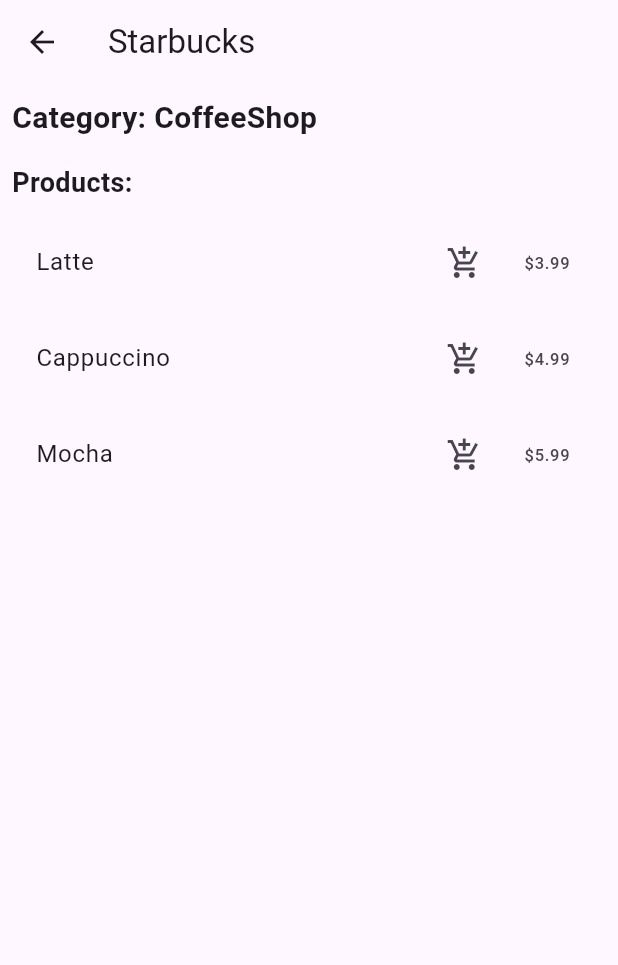
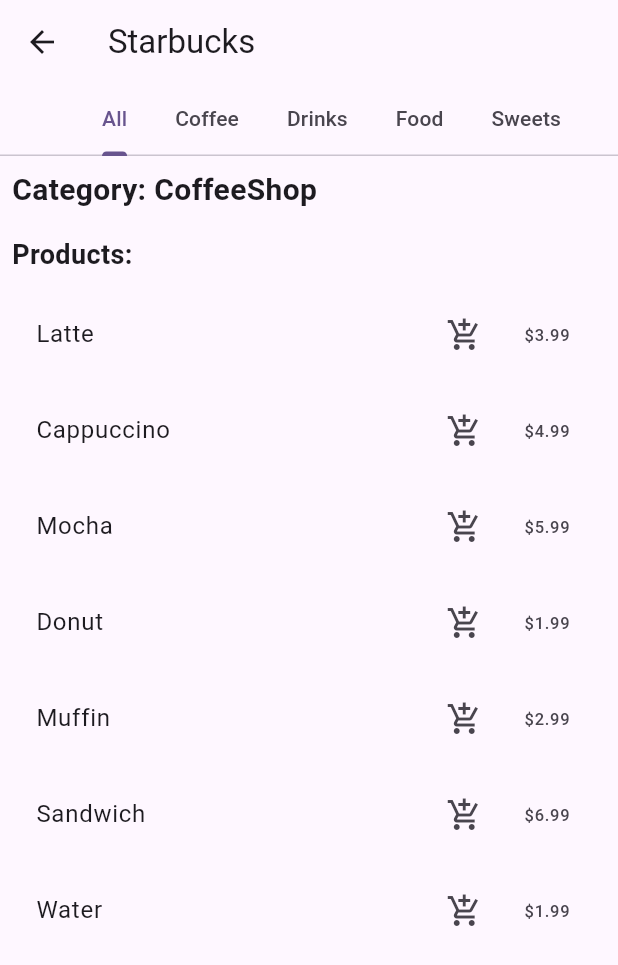
Before and after one commit to Oana-Florentina/DART, a Flutter app: the screen it shows after launch, after a tap on the "delete" icon, after a tap on "Starbucks", on a phone screen of 412 x 824 dp. Shown: the top 965 px of the screen. Run offline on Flutter 3.47's test engine with Material 3 defaults, Android fonts, the phone set to English and light mode, and no system bars.

Commit message:
added tabs

```diff
--- a/tazz_app/lib/domain/category.dart
+++ b/tazz_app/lib/domain/category.dart
@@ -1 +1,2 @@
 enum Category { FastFood, CoffeeShop, PizzaPlace, MexicanFood }
+enum FoodCategory { Sweets, Drinks, Coffee, Food }
--- a/tazz_app/lib/domain/product.dart
+++ b/tazz_app/lib/domain/product.dart
@@ -4,9 +4,11 @@ import 'package:tazz_app/domain/category.dart';
 class Product {
   Product({
     required this.name,
-    required this.price
+    required this.price,
+    required this.category
   });
 
   final String name;
   final double price;
+  final FoodCategory category;
 }
--- a/tazz_app/lib/domain/restaurant.dart
+++ b/tazz_app/lib/domain/restaurant.dart
@@ -6,12 +6,16 @@ class Restaurant {
   Restaurant({
     required this.name,
     required this.category,
-    required this.products
+    required this.products,
+    required this.details,
+    required this.thumbnail,
   });
 
   final String name;
   final Category category;
   final List<Product> products;
+  final String details;
+  final String thumbnail;
 
   bool isFavorite = false;
 }
--- a/tazz_app/lib/ui/pages/home.dart
+++ b/tazz_app/lib/ui/pages/home.dart
@@ -25,40 +25,60 @@ class _HomePageState extends State<HomePage> {
 
   final List<Restaurant> _restaurants = <Restaurant>[
     Restaurant(name: 'KFC', category: Category.FastFood, products: [
-      Product(name: 'Chicken Wings', price: 5.99),
-      Product(name: 'Chicken Sandwich', price: 4.99),
-      Product(name: 'Fries', price: 2.99),
-    ]),
+      Product(name: 'Chicken Wings', price: 5.99, category: FoodCategory.Food),
+      Product(name: 'Chicken Sandwich', price: 4.99, category: FoodCategory.Food),
+      Product(name: 'Fries', price: 2.99, category: FoodCategory.Food),
+      Product(name: 'Water', price: 1.99, category: FoodCategory.Drinks),
+      Product(name: 'Soda', price: 1.99, category: FoodCategory.Drinks),
+      Product(name: 'ice cream', price: 1.99, category: FoodCategory.Sweets),
+      Product(name: 'Cappuccino', price: 4.99, category: FoodCategory.Coffee),
+    ], details: 'KFC is a fast food restaurant chain that specializes in fried chicken.', thumbnail: 'https://media.istockphoto.com/id/1350382805/ro/fotografie/farfurie-crocant%C4%83-de-pui-pr%C4%83jit%C4%83-delicios-de-pui-pr%C4%83jit-crocant-de-cas%C4%83-crocante-pui.jpg?s=2048x2048&w=is&k=20&c=pUNEsSs8CF1VC5ReppjNFuEKjqdPfvE3PeE9QILScF4='),
     Restaurant(name: 'Starbucks', category: Category.CoffeeShop, products: [
-      Product(name: 'Latte', price: 3.99),
-      Product(name: 'Cappuccino', price: 4.99),
-      Product(name: 'Mocha', price: 5.99),
-    ]),
+      Product(name: 'Latte', price: 3.99, category: FoodCategory.Coffee),
+      Product(name: 'Cappuccino', price: 4.99, category: FoodCategory.Coffee),
+      Product(name: 'Mocha', price: 5.99, category: FoodCategory.Coffee),
+      Product(name: 'Donut', price: 1.99, category: FoodCategory.Sweets),
+      Product(name: 'Muffin', price: 2.99, category: FoodCategory.Sweets),
+      Product(name: 'Sandwich', price: 6.99, category: FoodCategory.Food),
+      Product(name: 'Water', price: 1.99, category: FoodCategory.Drinks),
+    ], details: 'Starbucks is a coffee shop chain that offers a variety of coffee drinks and snacks.', thumbnail: 'https://cdn.pixabay.com/photo/2015/04/02/04/12/starbucks-703314_1280.jpg'),
     Restaurant(name: 'Pizza Hut', category: Category.PizzaPlace, products: [
-      Product(name: 'Pepperoni Pizza', price: 9.99),
-      Product(name: 'Cheese Pizza', price: 8.99),
-      Product(name: 'Veggie Pizza', price: 10.99),
-    ]),
+      Product(name: 'Pepperoni Pizza', price: 9.99, category: FoodCategory.Food),
+      Product(name: 'Cheese Pizza', price: 8.99, category: FoodCategory.Food),
+      Product(name: 'Veggie Pizza', price: 10.99, category: FoodCategory.Food),
+      Product(name: 'Sandwich', price: 6.99, category: FoodCategory.Food),
+      Product(name: 'Water', price: 1.99, category: FoodCategory.Drinks),
+      Product(name: 'Cappuccino', price: 4.99, category: FoodCategory.Coffee),
+    ], details: 'Pizza Hut is a pizza restaurant chain that offers a variety of pizzas and other food items.', thumbnail: 'https://cdn.pixabay.com/photo/2017/12/09/08/18/pizza-3007395_960_720.jpg'),
     Restaurant(name: 'Chipotle', category: Category.MexicanFood, products: [
-      Product(name: 'Burrito', price: 7.99),
-      Product(name: 'Taco', price: 2.99),
-      Product(name: 'Bowl', price: 8.99),
-    ]),
+      Product(name: 'Burrito', price: 7.99, category: FoodCategory.Food),
+      Product(name: 'Taco', price: 2.99, category: FoodCategory.Food),
+      Product(name: 'Bowl', price: 8.99, category: FoodCategory.Food),
+      Product(name: 'Cappuccino', price: 4.99, category: FoodCategory.Coffee),
+      Product(name: 'Water', price: 1.99, category: FoodCategory.Drinks),
+    ], details: 'Chipotle is a Mexican food restaurant chain that offers burritos, tacos, and bowls.', thumbnail: 'https://cdn.pixabay.com/photo/2022/05/23/20/47/burrito-7217208_1280.jpg'),
     Restaurant(name: 'McDonalds', category: Category.FastFood, products: [
-      Product(name: 'Big Mac', price: 4.99),
-      Product(name: 'McNuggets', price: 3.99),
-      Product(name: 'Fries', price: 2.99),
-    ]),
+      Product(name: 'Big Mac', price: 4.99, category: FoodCategory.Food),
+      Product(name: 'McNuggets', price: 3.99, category: FoodCategory.Food),
+      Product(name: 'Water', price: 1.99, category: FoodCategory.Drinks),
+      Product(name: 'Fries', price: 2.99, category: FoodCategory.Food),
+      Product(name: 'Cappuccino', price: 4.99, category: FoodCategory.Coffee),
+    ], details: 'McDonalds is a fast food restaurant chain that offers burgers, fries, and other food items.', thumbnail: 'https://cdn.pixabay.com/photo/2017/08/12/18/59/snack-2635035_1280.jpg'),
     Restaurant(name: 'Dunkin Donuts', category: Category.CoffeeShop, products: [
-      Product(name: 'Donut', price: 1.99),
-      Product(name: 'Coffee', price: 2.99),
-      Product(name: 'Muffin', price: 3.99),
-    ]),
+      Product(name: 'Donut', price: 1.99, category: FoodCategory.Sweets),
+      Product(name: 'Coffee', price: 2.99, category: FoodCategory.Coffee),
+      Product(name: 'Muffin', price: 3.99, category: FoodCategory.Sweets),
+      Product(name: 'Sandwich', price: 6.99, category: FoodCategory.Food),
+      Product(name: 'Water', price: 1.99, category: FoodCategory.Drinks),
+      Product(name: 'Cappuccino', price: 4.99, category: FoodCategory.Coffee),
+    ], details: 'Dunkin Donuts is a coffee shop chain that offers a variety of coffee drinks and donuts.', thumbnail: 'https://cdn.pixabay.com/photo/2019/01/28/14/07/donut-3960489_1280.jpg'),
     Restaurant(name: 'Papa Johns', category: Category.PizzaPlace, products: [
-      Product(name: 'Pepperoni Pizza', price: 9.99),
-      Product(name: 'Cheese Pizza', price: 8.99),
-      Product(name: 'Veggie Pizza', price: 10.99),
-    ]),
+      Product(name: 'Pepperoni Pizza', price: 9.99, category: FoodCategory.Food),
+      Product(name: 'Cheese Pizza', price: 8.99, category: FoodCategory.Food),
+      Product(name: 'Veggie Pizza', price: 10.99, category: FoodCategory.Food),
+      Product(name: 'Water', price: 1.99, category: FoodCategory.Drinks),
+      Product(name: 'Cappuccino', price: 4.99, category: FoodCategory.Coffee),
+    ], details: 'Papa Johns is a pizza restaurant chain that offers a variety of pizzas and other food items.', thumbnail: 'https://cdn.pixabay.com/photo/2020/06/08/16/49/pizza-5275191_1280.jpg'),
   ];
 
   final TextEditingController _usernameController = TextEditingController();
@@ -244,24 +264,46 @@ void updateCart() {
 
 Widget buildCart() {
   List<CartItem> cartItems = CartItem.getCartItems();
+  double totalPrice = cartItems.fold(0, (sum, item) => sum + item.product.price * item.quantity);
+
   return Column(
+    crossAxisAlignment: CrossAxisAlignment.start,
     children: [
       Expanded(
         child: ListView.builder(
           itemCount: cartItems.length,
           itemBuilder: (BuildContext context, int index) {
             final CartItem cartItem = cartItems[index];
-              return ListTile(
-                title: Text('${cartItem.product.name} (${cartItem.restaurant.name})'),
+            return Card(
+              margin: EdgeInsets.symmetric(vertical: 4, horizontal: 8),
+              child: ListTile(
+                contentPadding: EdgeInsets.symmetric(vertical: 8, horizontal: 16),
+                title: Text(
+                  '${cartItem.product.name} (${cartItem.restaurant.name})',
+                  style: TextStyle(fontWeight: FontWeight.bold),
+                ),
                 subtitle: Text('Quantity: ${cartItem.quantity}'),
-                trailing: Text('\$${(cartItem.product.price * cartItem.quantity).toStringAsFixed(2)}'),
+                trailing: Text(
+                  '\$${(cartItem.product.price * cartItem.quantity).toStringAsFixed(2)}',
+                  style: TextStyle(color: Colors.green),
+                ),
                 onTap: () => showProductDialog(cartItem),
+              ),
             );
           },
         ),
       ),
+      Divider(height: 1, color: Colors.grey),
+      Padding(
+        padding: EdgeInsets.all(16.0),
+        child: Row(
+          mainAxisAlignment: MainAxisAlignment.spaceBetween,
+          children: [
+            Text(
+              'Total: \$${totalPrice.toStringAsFixed(2)}',
+              style: TextStyle(fontSize: 18, fontWeight: FontWeight.bold),
+            ),
             ElevatedButton(
-
               onPressed: () {
                 if (cartItems.isNotEmpty) {
                   receipts.add(List.from(cartItems));
@@ -279,8 +321,12 @@ Widget buildCart() {
               child: Text('Pay'),
             ),
           ],
+        ),
+      ),
+    ],
   );
 }
+
 
 Widget buildHistory() {
   return ListView.builder(
--- a/tazz_app/lib/ui/pages/viewRestaurant.dart
+++ b/tazz_app/lib/ui/pages/viewRestaurant.dart
@@ -1,17 +1,50 @@
 import 'package:flutter/material.dart';
 import 'package:tazz_app/domain/restaurant.dart';
 import 'package:tazz_app/domain/product.dart';
+import 'package:tazz_app/domain/category.dart';
 
-class ViewRestaurantPage extends StatelessWidget {
+class ViewRestaurantPage extends StatefulWidget {
   final Restaurant restaurant;
 
   const ViewRestaurantPage({Key? key, required this.restaurant}) : super(key: key);
 
   @override
+  _ViewRestaurantPageState createState() => _ViewRestaurantPageState();
+}
+
+class _ViewRestaurantPageState extends State<ViewRestaurantPage> with SingleTickerProviderStateMixin {
+  late TabController _tabController;
+
+  @override
+  void initState() {
+    super.initState();
+    _tabController = TabController(length: 5, vsync: this);
+  }
+
+  List<Product> filterProducts(FoodCategory category) {
+    if (category == 'All') {
+      return widget.restaurant.products;
+    } else {
+      return widget.restaurant.products.where((product) => product.category == category).toList();
+    }
+  }
+
+  @override
   Widget build(BuildContext context) {
     return Scaffold(
       appBar: AppBar(
-        title: Text(restaurant.name),
+        title: Text(widget.restaurant.name),
+        bottom: TabBar(
+          controller: _tabController,
+          isScrollable: true,
+          tabs: const [
+            Tab(text: 'All'),
+            Tab(text: 'Coffee'),
+            Tab(text: 'Drinks'),
+            Tab(text: 'Food'),
+            Tab(text: 'Sweets'),
+          ],
+        ),
       ),
       body: Padding(
         padding: const EdgeInsets.all(8.0),
@@ -19,7 +52,7 @@ class ViewRestaurantPage extends StatelessWidget {
           crossAxisAlignment: CrossAxisAlignment.start,
           children: [
             Text(
-              'Category: ${restaurant.category.name}',
+              'Category: ${widget.restaurant.category.name}',
               style: const TextStyle(fontSize: 20, fontWeight: FontWeight.bold),
             ),
             SizedBox(height: 16),
@@ -29,10 +62,28 @@ class ViewRestaurantPage extends StatelessWidget {
             ),
             SizedBox(height: 8),
             Expanded(
-              child: ListView.builder(
-                itemCount: restaurant.products.length,
+              child: TabBarView(
+                controller: _tabController,
+                children: [
+                  buildProductList(widget.restaurant.products),
+                  buildProductList(filterProducts(FoodCategory.Coffee)),
+                  buildProductList(filterProducts(FoodCategory.Drinks)),
+                  buildProductList(filterProducts(FoodCategory.Food)),
+                  buildProductList(filterProducts(FoodCategory.Sweets)),
+                ],
+              ),
+            ),
+          ],
+        ),
+      ),
+    );
+  }
+
+  Widget buildProductList(List<Product> products) {
+    return ListView.builder(
+      itemCount: products.length,
       itemBuilder: (context, index) {
-                  final Product product = restaurant.products[index];
+        final Product product = products[index];
         return ListTile(
           title: Row(
             mainAxisAlignment: MainAxisAlignment.spaceBetween,
@@ -42,7 +93,7 @@ class ViewRestaurantPage extends StatelessWidget {
                 icon: Icon(Icons.add_shopping_cart),
                 onPressed: () {
                   // Add product to cart
-                            CartItem.addToCart(product, restaurant);
+                  CartItem.addToCart(product, widget.restaurant);
                   ScaffoldMessenger.of(context).showSnackBar(
                     SnackBar(content: Text('${product.name} added to cart')),
                   );
@@ -53,11 +104,6 @@ class ViewRestaurantPage extends StatelessWidget {
           trailing: Text('\$${product.price.toStringAsFixed(2)}'),
         );
       },
-              ),
-            ),
-          ],
-        ),
-      ),
     );
   }
 }
```
Also changed, not shown: tazz_app/pubspec.yaml (+2 -66 lines). Lines whose indentation alone changed are shown as unchanged.
